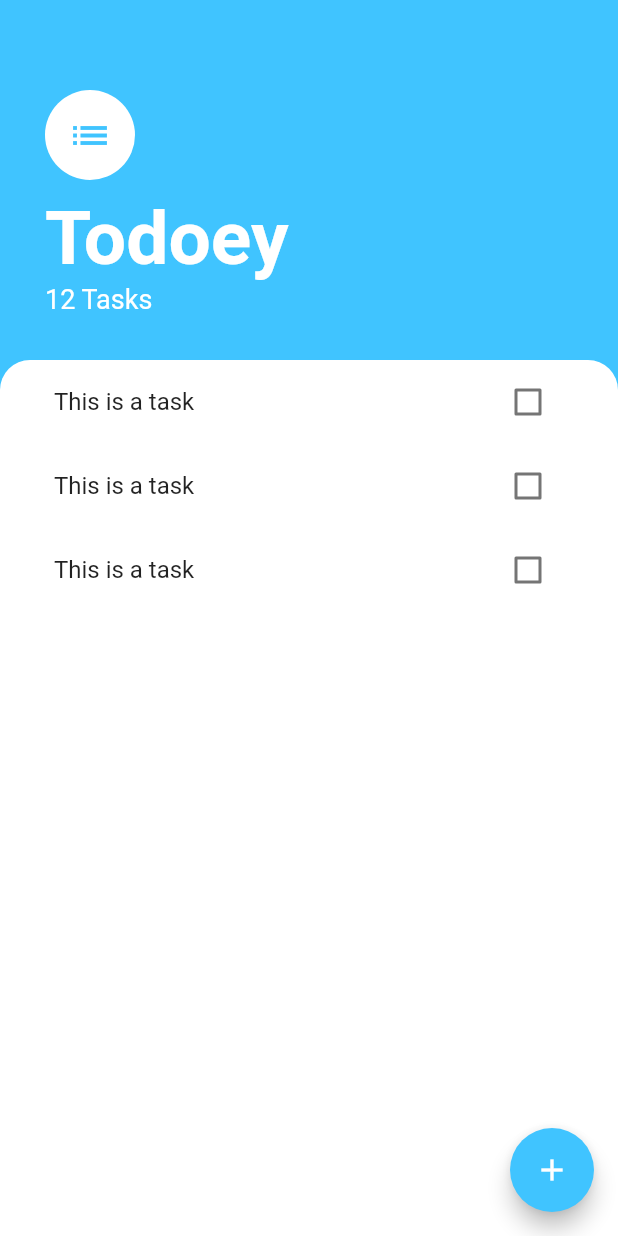
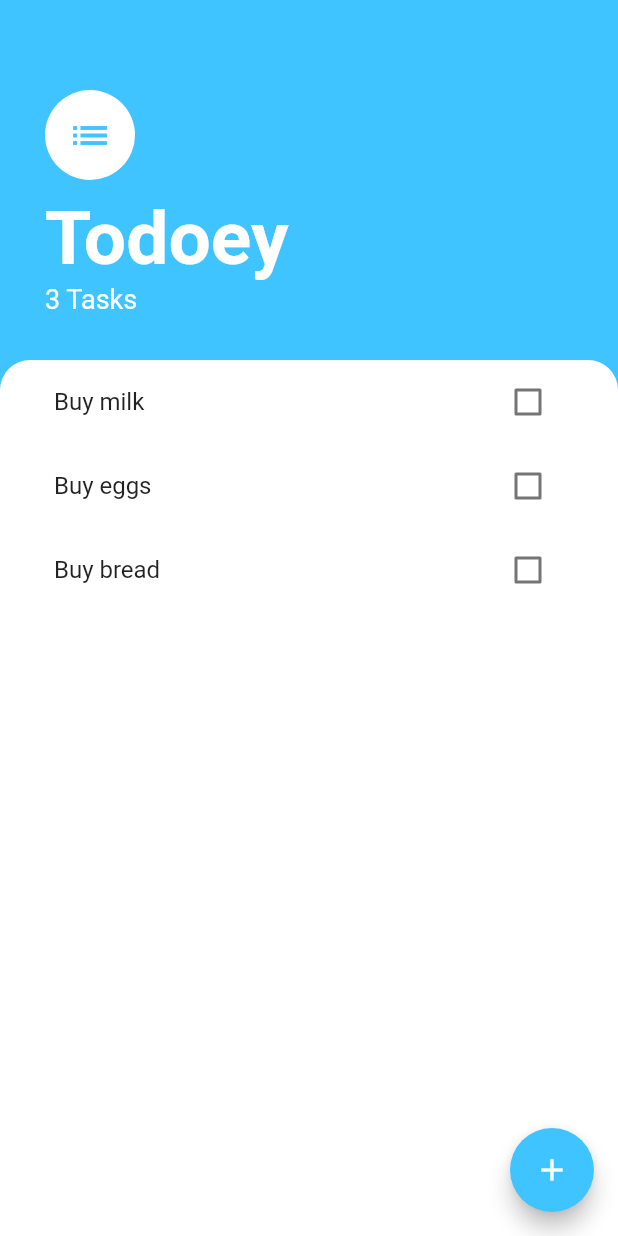
Before and after one commit to daryllman/Task-Pad-Flutter-Application, a Flutter app: the screen it shows after launch, on a phone screen of 412 x 824 dp. Run offline on Flutter 3.47's test engine with Material 2 defaults, Android fonts, the phone set to English and light mode, and no system bars.

```diff
--- a/lib/main.dart
+++ b/lib/main.dart
@@ -1,14 +1,19 @@
 import 'package:flutter/material.dart';
 import 'package:task_pad_flutter_app/screens/tasks_screen.dart';
+import 'package:provider/provider.dart';
+import 'package:task_pad_flutter_app/models/task_data.dart';
 
 void main() => runApp(MyApp());
 
 class MyApp extends StatelessWidget {
   @override
   Widget build(BuildContext context) {
-    return MaterialApp(
-      debugShowCheckedModeBanner: false,
-      home: TasksScreen(),
+    return ChangeNotifierProvider(
+      create: (context)=> TaskData(),
+      child: MaterialApp(
+        debugShowCheckedModeBanner: false,
+        home: TasksScreen(),
+      ),
     );
   }
 }
--- /dev/null
+++ b/lib/models/task_data.dart
@@ -0,0 +1,32 @@
+import 'package:flutter/foundation.dart';
+import 'package:task_pad_flutter_app/models/task.dart';
+import 'dart:collection';
+
+class TaskData extends ChangeNotifier{
+  List<Task> _tasks = [
+    Task(name: 'Buy milk'),
+    Task(name: 'Buy eggs'),
+    Task(name: 'Buy bread'),
+  ];
+
+  UnmodifiableListView<Task> get tasks{
+    return UnmodifiableListView(_tasks);
+  }
+
+  int get taskCount {
+    return _tasks.length;
+  }
+
+  void addTask(String newTaskTitle){
+    final task = Task(name: newTaskTitle);
+    _tasks.add(task);
+    notifyListeners();
+  }
+
+  void updateTask(Task task){
+    task.toggleDone();
+    notifyListeners();
+  }
+
+
+}
--- a/lib/screens/tasks_screen.dart
+++ b/lib/screens/tasks_screen.dart
@@ -1,17 +1,13 @@
 import 'dart:ui';
 import 'package:flutter/material.dart';
+import 'package:provider/provider.dart';
 import 'package:task_pad_flutter_app/widgets/tasks_list.dart';
 import 'package:task_pad_flutter_app/screens/add_task_screen.dart';
+import 'package:task_pad_flutter_app/models/task.dart';
+import 'package:provider/provider.dart';
+import 'package:task_pad_flutter_app/models/task_data.dart';
 
 class TasksScreen extends StatelessWidget {
-  Widget buildBottomSheet(BuildContext context) {
-    return Container(
-      child: Center(
-        child: Text('this is a bottom sheet'),
-      ),
-    );
-  }
-
   @override
   Widget build(BuildContext context) {
     return Scaffold(
@@ -22,7 +18,9 @@ class TasksScreen extends StatelessWidget {
           showModalBottomSheet(
             context: context,
             isScrollControlled: true,
-            builder: (context) => SingleChildScrollView(child: AddTaskScreen()),
+            builder: (context) => SingleChildScrollView(
+              child: AddTaskScreen(),
+            ),
           );
         },
         backgroundColor: Colors.lightBlueAccent,
@@ -55,7 +53,7 @@ class TasksScreen extends StatelessWidget {
                   ),
                 ),
                 Text(
-                  '12 Tasks',
+                  '${Provider.of<TaskData>(context).taskCount} Tasks',
                   style: TextStyle(
                     color: Colors.white,
                     fontSize: 18.0,
--- a/lib/widgets/task_tile.dart
+++ b/lib/widgets/task_tile.dart
@@ -11,7 +11,7 @@ class TaskTile extends StatelessWidget {
   Widget build(BuildContext context) {
     return ListTile(
       title: Text(
-        'This is a task',
+        taskTitle,
         style: TextStyle(
             decoration: isChecked ? TextDecoration.lineThrough : null),
       ),
--- a/lib/widgets/tasks_list.dart
+++ b/lib/widgets/tasks_list.dart
@@ -1,34 +1,26 @@
 import 'package:flutter/material.dart';
 import 'package:task_pad_flutter_app/widgets/task_tile.dart';
-import 'package:task_pad_flutter_app/models/task.dart';
+import 'package:provider/provider.dart';
+import 'package:task_pad_flutter_app/models/task_data.dart';
 
-class TasksList extends StatefulWidget {
-  @override
-  _TasksListState createState() => _TasksListState();
-}
-
-class _TasksListState extends State<TasksList> {
-  List<Task> tasks = [
-    Task(name: 'Buy milk'),
-    Task(name: 'Buy eggs'),
-    Task(name: 'Buy bread'),
-  ];
-
+class TasksList extends StatelessWidget {
   @override
   Widget build(BuildContext context) {
-    return ListView.builder(
-      itemBuilder: (context, index) {
-        return TaskTile(
-          taskTitle: tasks[index].name,
-          isChecked: tasks[index].isDone,
-          checkboxCallback: (checkboxState) {
-            setState(() {
-              tasks[index].toggleDone();
-            });
-          }
+    return Consumer<TaskData>(
+      builder: (context, taskData, child) {
+        return ListView.builder(
+          itemBuilder: (context, index) {
+            final task = taskData.tasks[index];
+            return TaskTile(
+                taskTitle: task.name,
+                isChecked: task.isDone,
+                checkboxCallback: (checkboxState) {
+                  taskData.updateTask(task);
+                });
+          },
+          itemCount: taskData.taskCount,
         );
       },
-      itemCount: tasks.length,
     );
   }
 }
--- a/pubspec.yaml
+++ b/pubspec.yaml
@@ -23,6 +23,7 @@ dependencies:
   # The following adds the Cupertino Icons font to your application.
   # Use with the CupertinoIcons class for iOS style icons.
   cupertino_icons: ^0.1.2
+  provider: ^4.0.2
 
 dev_dependencies:
   flutter_test:
```
Also changed, not shown: lib/screens/add_task_screen.dart (+12 -0 lines), pubspec.lock.
